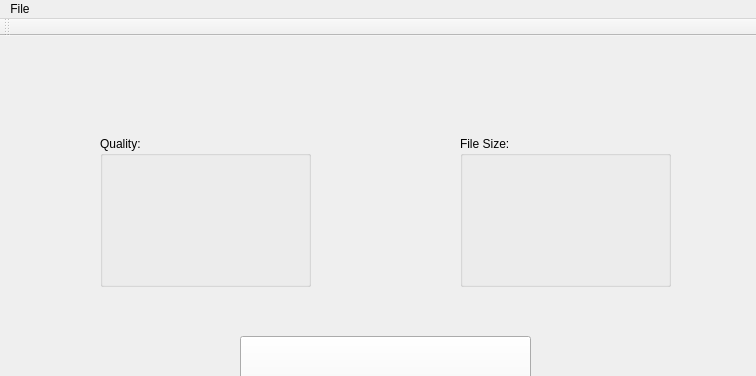
Before: the Qt Designer form mainmenu.ui in CountMurphy/Jerry-Rig, drawn with Qt 5; both pictures show x 0 to 756 and y 0 to 376 of the 756 by 539 pixel window.
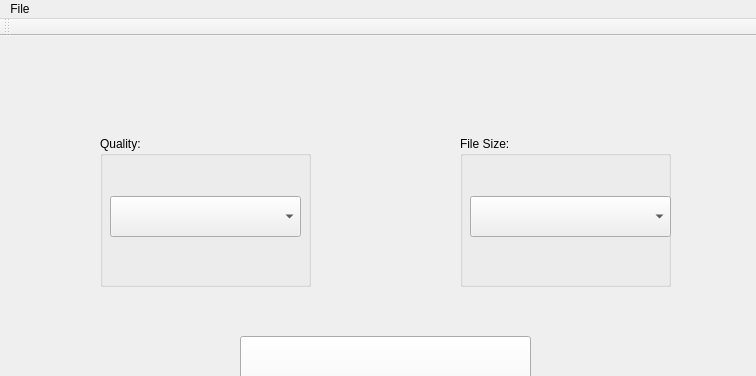
After: the same form once the commit is applied. Icons and pictures are not drawn.

Commit message: added ffmpeg option drop downs

The edit to the form file:
```diff
--- a/mainmenu.ui
+++ b/mainmenu.ui
@@ -53,6 +53,16 @@
     <property name="title">
      <string>Quality:</string>
     </property>
+    <widget class="QComboBox" name="qualBox">
+     <property name="geometry">
+      <rect>
+       <x>10</x>
+       <y>60</y>
+       <width>191</width>
+       <height>41</height>
+      </rect>
+     </property>
+    </widget>
    </widget>
    <widget class="QGroupBox" name="groupBox_2">
     <property name="geometry">
@@ -66,6 +76,16 @@
     <property name="title">
      <string>File Size:</string>
     </property>
+    <widget class="QComboBox" name="sizeBox">
+     <property name="geometry">
+      <rect>
+       <x>10</x>
+       <y>60</y>
+       <width>201</width>
+       <height>41</height>
+      </rect>
+     </property>
+    </widget>
    </widget>
   </widget>
   <widget class="QMenuBar" name="menuBar">
```
The commit also changes 1 other file.
